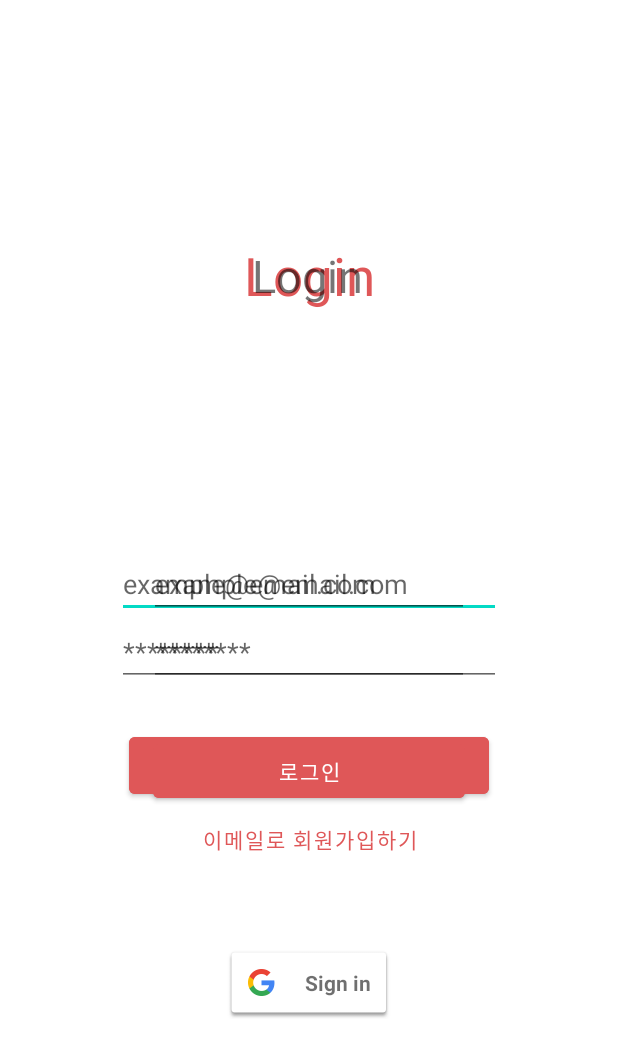
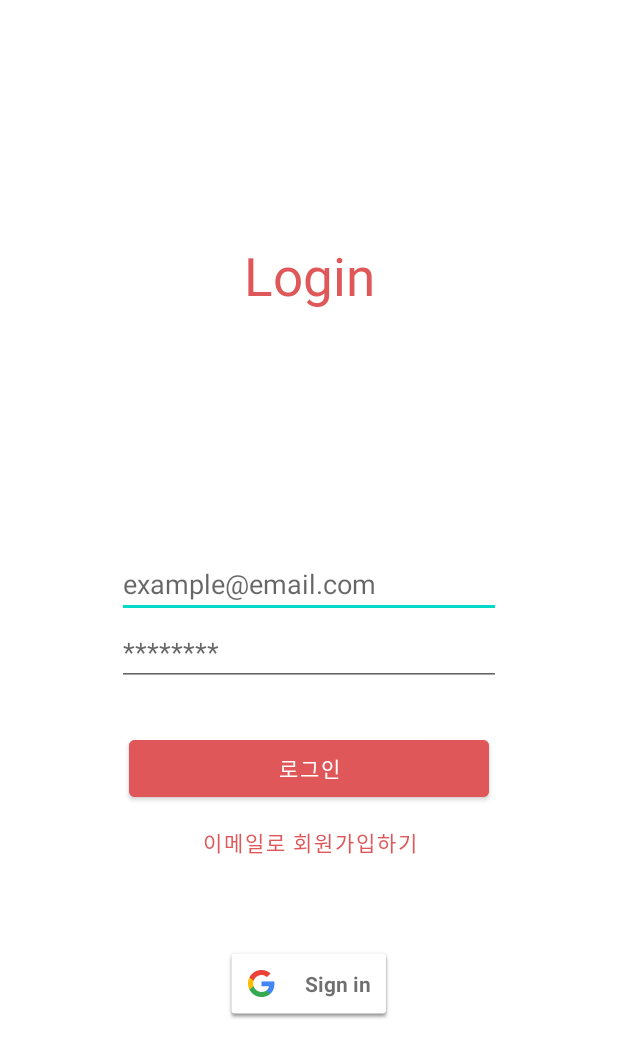
Before and after one commit to EAT-SSU/EAT-SSU, an Android app: the screen it shows after launch (loginActivity), on a phone screen of 412 x 824 dp. Shown: the top 1058 px of the screen. Run offline under Robolectric (Android 15) with nearby library versions, the phone set to English and light mode, and no system bars; our stand-ins replace Firebase (no records; nobody signed in at launch, a user with empty details on screens opened directly).

Commit message:
delete: login.xml 겹치는거 수정 #15

```diff
--- a/app/src/main/res/layout/activity_login.xml
+++ b/app/src/main/res/layout/activity_login.xml
@@ -85,56 +85,4 @@
         app:layout_constraintTop_toTopOf="@+id/btn_login" />
 
 
-    <TextView
-        android:id="@+id/tv_login"
-        android:layout_width="wrap_content"
-        android:layout_height="wrap_content"
-        android:text="Login"
-        android:textSize="30dp"
-        app:layout_constraintBottom_toTopOf="@+id/linearEdit"
-        app:layout_constraintEnd_toEndOf="parent"
-        app:layout_constraintHorizontal_bias="0.498"
-        app:layout_constraintStart_toStartOf="parent"
-        app:layout_constraintTop_toTopOf="parent" />
-
-    <LinearLayout
-        android:id="@+id/linearEdit"
-        android:layout_width="wrap_content"
-        android:layout_height="wrap_content"
-        android:orientation="vertical"
-        app:layout_constraintBottom_toBottomOf="parent"
-        app:layout_constraintEnd_toEndOf="parent"
-        app:layout_constraintStart_toStartOf="parent"
-        app:layout_constraintTop_toTopOf="parent">
-
-        <EditText
-            android:id="@+id/editTextTextEmailAddress"
-            android:layout_width="wrap_content"
-            android:layout_height="wrap_content"
-            android:ems="10"
-            android:hint="example@email.com"
-            android:inputType="textEmailAddress" />
-
-        <EditText
-            android:id="@+id/editTextTextPassword"
-            android:layout_width="wrap_content"
-            android:layout_height="wrap_content"
-            android:ems="10"
-            android:hint="********"
-            android:inputType="textPassword" />
-    </LinearLayout>
-
-    <Button
-        android:id="@+id/button"
-        android:layout_width="wrap_content"
-        android:layout_height="wrap_content"
-        android:ems="13"
-        android:text="로그인"
-        android:backgroundTint="@color/main"
-        app:layout_constraintBottom_toBottomOf="parent"
-        app:layout_constraintEnd_toEndOf="parent"
-        app:layout_constraintStart_toStartOf="parent"
-        app:layout_constraintTop_toBottomOf="@+id/tv_login" />
-
-
 </androidx.constraintlayout.widget.ConstraintLayout>
```
